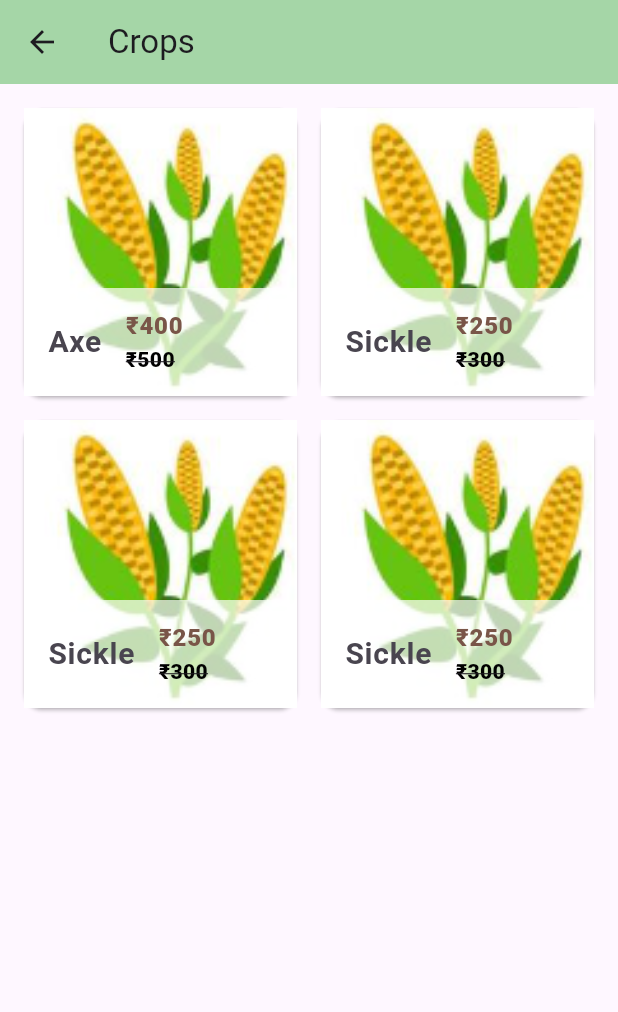
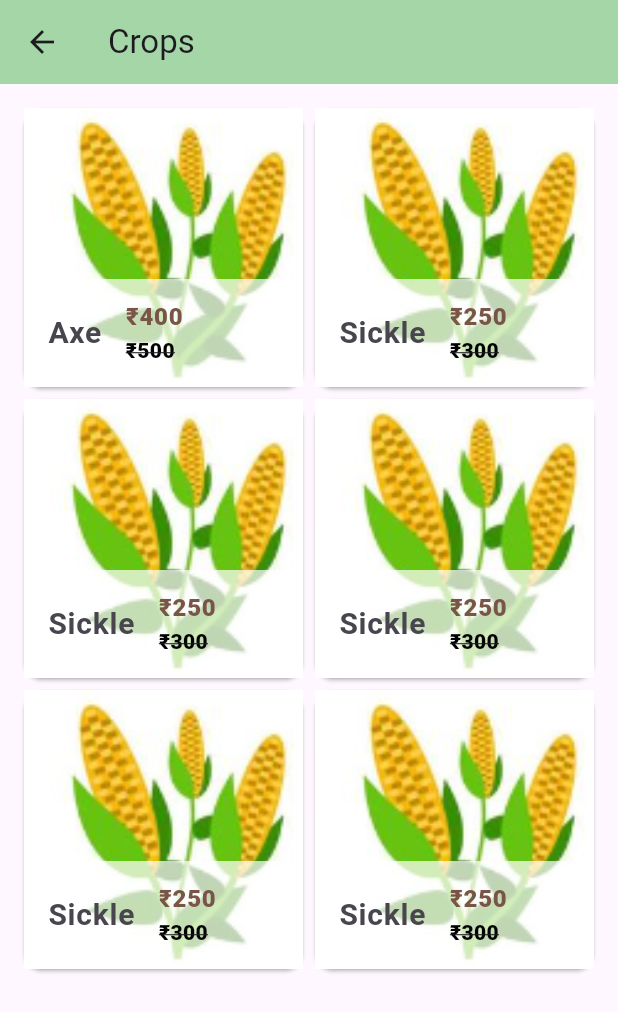
Before and after one commit to mahatarc/HALOPROJECT, a Flutter app: the CategoryScreen screen opened directly, after a tap on "Crops", on a phone screen of 412 x 824 dp. Shown: the top 1012 px of the screen. Run offline on Flutter 3.47's test engine with Material 3 defaults, Android fonts, the phone set to English and light mode, and no system bars; our stand-ins replace carousel_slider, firebase_auth, firebase_core; accounts and stored records are empty.

Commit message:
category details

```diff
--- a/lib/features/userauth/presenation/pages/consts/lists.dart
+++ b/lib/features/userauth/presenation/pages/consts/lists.dart
@@ -46,7 +46,7 @@ var Crops_list = [
   },
 ];
 
-var machineries_list = [
+var machineries = [
   {
     "name": "Axe",
     "picture": "images/machineries.jpg",
--- a/lib/features/userauth/presenation/pages/homepage/categories/category.dart
+++ b/lib/features/userauth/presenation/pages/homepage/categories/category.dart
@@ -31,6 +31,7 @@ class CategoryScreen extends StatelessWidget {
                   context,
                   MaterialPageRoute(
                     builder: (context) => CategoryDetails(
+                      selectedCategory: categoriesList[index],
                       title: categoriesList[index],
                     ),
                   ),
--- a/lib/features/userauth/presenation/pages/homepage/categories/category_details.dart
+++ b/lib/features/userauth/presenation/pages/homepage/categories/category_details.dart
@@ -1,56 +1,82 @@
 import 'package:flutter/material.dart';
 import 'package:flutterproject/features/userauth/presenation/pages/consts/lists.dart';
-import 'package:flutterproject/features/userauth/presenation/pages/product_details.dart';
+import 'package:flutterproject/features/userauth/presenation/pages/homepage/home.dart';
 
 class CategoryDetails extends StatefulWidget {
-  final String? title;
-  CategoryDetails({Key? key, required this.title}) : super(key: key);
+  final String title;
+// final String? selectedCategory;
+  final String selectedCategory;
+  CategoryDetails({required this.selectedCategory, required this.title});
 
   @override
   State<CategoryDetails> createState() => _CategoryDetailsState();
 }
 
 class _CategoryDetailsState extends State<CategoryDetails> {
+  late String selectedCategory;
+
+  @override
+  void initState() {
+    super.initState();
+    selectedCategory = widget.selectedCategory;
+  }
+
+  void changeCategory(String categoryname) {
+    setState(() {
+      selectedCategory = categoryname;
+    });
+  }
+
   @override
   Widget build(BuildContext context) {
-    // List<ProductModel> productList = getProductList(title);
+    List<dynamic> selectedList;
+
+    switch (selectedCategory) {
+      case 'Crops':
+        selectedList = Crops_list;
+        break;
+      case 'Tools':
+        selectedList = tools_list;
+        break;
+      case 'Machineries':
+        selectedList = machineries;
+        break;
+      case 'Books':
+        selectedList = books_list;
+        break;
+      default:
+        selectedList = Crops_list;
+    }
 
     return Scaffold(
       appBar: AppBar(
         backgroundColor: Colors.green[200],
-          title: Text(widget.title ??
-              'Category Details'), // Display the category name in the AppBar
+        title: Text(widget.title),
       ),
       body: Container(
         padding: const EdgeInsets.all(12),
-          child: Column(
-            children: [
-              Expanded(
         child: GridView.builder(
           shrinkWrap: true,
-                itemCount: categoryImages.length,
-                gridDelegate: SliverGridDelegateWithFixedCrossAxisCount(
-                  crossAxisCount: 2,
-                  mainAxisSpacing: 8,
-                  crossAxisSpacing: 8,
-                  mainAxisExtent: 200,
-                ),
-                itemBuilder: (context, index) {
+          physics: NeverScrollableScrollPhysics(),
+          itemCount: selectedList.length,
+          gridDelegate:
+              new SliverGridDelegateWithFixedCrossAxisCount(crossAxisCount: 2),
+          itemBuilder: (BuildContext context, int index) {
             return single_prod(
-                    product_name: Crops_list[index]['name'],
-                    product_picture: Crops_list[index]['picture'],
-                    prod_old_price: Crops_list[index]['old_price'],
-                    prod_price: Crops_list[index]['price'],
+              product_name: selectedList[index]['name'],
+              product_picture: selectedList[index]['picture'],
+              prod_old_price: selectedList[index]['old_price'],
+              prod_price: selectedList[index]['price'],
             );
           },
-              ))
-            ],
         ),
-        ));
+      ),
+    );
   }
 }
 
-class single_prod extends StatelessWidget {
+/*class single_prod extends StatelessWidget {
+  // const single_prod({super.key});
   final product_name;
   final product_picture;
   final prod_old_price;
@@ -108,3 +134,4 @@ class single_prod extends StatelessWidget {
     );
   }
 }
+*/
--- a/lib/features/userauth/presenation/pages/homepage/home.dart
+++ b/lib/features/userauth/presenation/pages/homepage/home.dart
@@ -5,7 +5,7 @@ import 'package:flutterproject/features/userauth/presenation/pages/homepage/cate
 import 'package:flutterproject/features/userauth/presenation/pages/consts/lists.dart';
 import 'package:flutterproject/features/userauth/presenation/pages/drawer/drawer_a.dart';
 import 'package:flutterproject/features/userauth/presenation/pages/homepage/home_icons/newsfeed.dart';
-import 'package:flutterproject/features/userauth/presenation/pages/homepage/home_icons/wishlist.dart';
+import 'package:flutterproject/features/userauth/presenation/pages/homepage/home_icons/cart.dart';
 import 'package:flutterproject/features/userauth/presenation/pages/product_details.dart';
 
 class Homepage extends StatefulWidget {
@@ -20,6 +20,7 @@ class _HomepageState extends State<Homepage> {
     return Scaffold(
       appBar: AppBar(
         backgroundColor: Colors.green[200],
+        foregroundColor: Colors.brown,
         actions: [
           IconButton(
             icon: Icon(
@@ -65,7 +66,7 @@ class _HomepageState extends State<Homepage> {
               ImageCarouselSlider(),
               SizedBox(height: 20),
               Padding(
-                padding: const EdgeInsets.all(8.0),
+                padding: const EdgeInsets.all(8),
                 child: Row(
                   mainAxisAlignment: MainAxisAlignment.spaceBetween,
                   children: [
@@ -106,7 +107,7 @@ class _HomepageState extends State<Homepage> {
                 height: 100.0,
                 child: ListView.builder(
                   scrollDirection: Axis.horizontal,
-                  itemCount: categoriesList.length,
+                  itemCount: 4,
                   itemBuilder: (context, index) {
                     return Padding(
                       padding: const EdgeInsets.all(8.0),
@@ -133,7 +134,7 @@ class _HomepageState extends State<Homepage> {
           ),
         ),
       ),
-      drawer: const Mydrawer(),
+      drawer: Mydrawer(),
       bottomNavigationBar: NavigationBar(
         onDestinationSelected: (index) {
           setState(() {
@@ -158,7 +159,7 @@ class _HomepageState extends State<Homepage> {
         backgroundColor: Colors.green[100],
         destinations: [
           NavigationDestination(icon: const Icon(Icons.home), label: 'Home'),
-          NavigationDestination(icon: Icon(Icons.newspaper), label: 'Feed'),
+          NavigationDestination(icon: Icon(Icons.newspaper), label: 'NewsFeed'),
           NavigationDestination(
               icon: Icon(Icons.add_shopping_cart), label: 'Cart'),
         ],
@@ -219,6 +220,7 @@ class Category extends StatelessWidget {
           context,
           MaterialPageRoute(
             builder: (context) => CategoryDetails(
+              selectedCategory: categoryName,
               title: categoryName,
             ),
           ),
--- a/lib/features/userauth/presenation/pages/main.dart
+++ b/lib/features/userauth/presenation/pages/main.dart
@@ -4,7 +4,6 @@ import 'package:flutterproject/features/app/splash_screen/splash.dart';
 import 'package:flutterproject/features/userauth/presenation/pages/homepage/home.dart';
 import 'package:flutterproject/features/userauth/presenation/pages/login_page.dart';
 import 'package:flutterproject/features/userauth/presenation/pages/sign_up.dart';
-
 
 Future<void> main() async {
   WidgetsFlutterBinding.ensureInitialized();
```
Lines whose indentation alone changed are shown as unchanged.
